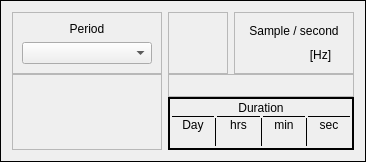
Qt form settingTimeScaleFactor.ui (coucou1121/Datalogger) before a commit.
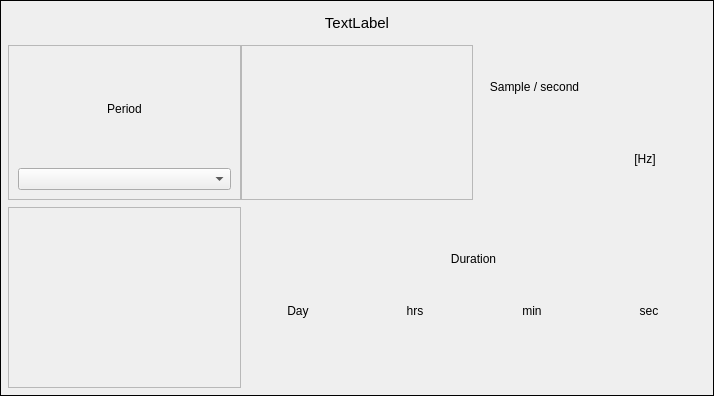
The same form after that commit. Icons and pictures are not drawn.

Commit message: set menu trigger setting on setting menu

What changed in the file:
```diff
--- a/settingTimeScaleFactor.ui
+++ b/settingTimeScaleFactor.ui
@@ -6,8 +6,8 @@
    <rect>
     <x>0</x>
     <y>0</y>
-    <width>366</width>
-    <height>162</height>
+    <width>714</width>
+    <height>396</height>
    </rect>
   </property>
   <property name="windowTitle">
@@ -17,11 +17,59 @@
    <enum>QFrame::Box</enum>
   </property>
   <layout class="QGridLayout" name="gridLayout_2">
-   <property name="verticalSpacing">
+   <property name="leftMargin">
+    <number>7</number>
+   </property>
+   <property name="topMargin">
+    <number>7</number>
+   </property>
+   <property name="rightMargin">
+    <number>7</number>
+   </property>
+   <property name="bottomMargin">
+    <number>7</number>
+   </property>
+   <property name="horizontalSpacing">
     <number>0</number>
    </property>
-   <item row="0" column="0">
+   <property name="verticalSpacing">
+    <number>7</number>
+   </property>
+   <item row="0" column="0" colspan="3">
+    <widget class="QLabel" name="labelTitleTimeScallFactor">
+     <property name="sizePolicy">
+      <sizepolicy hsizetype="Preferred" vsizetype="Fixed">
+       <horstretch>0</horstretch>
+       <verstretch>0</verstretch>
+      </sizepolicy>
+     </property>
+     <property name="minimumSize">
+      <size>
+       <width>0</width>
+       <height>30</height>
+      </size>
+     </property>
+     <property name="font">
+      <font>
+       <pointsize>11</pointsize>
+      </font>
+     </property>
+     <property name="text">
+      <string>TextLabel</string>
+     </property>
+     <property name="alignment">
+      <set>Qt::AlignCenter</set>
+     </property>
+    </widget>
+   </item>
+   <item row="1" column="0">
     <widget class="QFrame" name="framePeriod">
+     <property name="sizePolicy">
+      <sizepolicy hsizetype="Preferred" vsizetype="Preferred">
+       <horstretch>0</horstretch>
+       <verstretch>0</verstretch>
+      </sizepolicy>
+     </property>
      <property name="frameShape">
       <enum>QFrame::StyledPanel</enum>
      </property>
@@ -45,10 +93,10 @@
      </layout>
     </widget>
    </item>
-   <item row="0" column="1">
+   <item row="1" column="1">
     <widget class="QFrame" name="frameMiddleTop">
      <property name="sizePolicy">
-      <sizepolicy hsizetype="Fixed" vsizetype="Preferred">
+      <sizepolicy hsizetype="Preferred" vsizetype="Preferred">
        <horstretch>0</horstretch>
        <verstretch>0</verstretch>
       </sizepolicy>
@@ -65,21 +113,102 @@
      <property name="frameShadow">
       <enum>QFrame::Raised</enum>
      </property>
+     <layout class="QGridLayout" name="gridLayout">
+      <property name="leftMargin">
+       <number>0</number>
+      </property>
+      <property name="topMargin">
+       <number>0</number>
+      </property>
+      <property name="rightMargin">
+       <number>0</number>
+      </property>
+      <property name="bottomMargin">
+       <number>0</number>
+      </property>
+      <property name="spacing">
+       <number>0</number>
+      </property>
+      <item row="0" column="0">
+       <widget class="QLabel" name="labelMiddleTot">
+        <property name="sizePolicy">
+         <sizepolicy hsizetype="Fixed" vsizetype="Fixed">
+          <horstretch>0</horstretch>
+          <verstretch>0</verstretch>
+         </sizepolicy>
+        </property>
+        <property name="text">
+         <string/>
+        </property>
+        <property name="pixmap">
+         <pixmap resource="images.qrc">:/images/RightFlow.png</pixmap>
+        </property>
+        <property name="scaledContents">
+         <bool>true</bool>
+        </property>
+        <property name="alignment">
+         <set>Qt::AlignCenter</set>
+        </property>
+       </widget>
+      </item>
+     </layout>
     </widget>
    </item>
-   <item row="2" column="1" colspan="2">
-    <widget class="QFrame" name="frameDuration">
-     <property name="frameShape">
-      <enum>QFrame::Box</enum>
+   <item row="1" column="2">
+    <widget class="QWidget" name="widgetSampleSecond" native="true">
+     <property name="styleSheet">
+      <string notr="true"/>
      </property>
-     <property name="frameShadow">
-      <enum>QFrame::Plain</enum>
-     </property>
-     <property name="lineWidth">
-      <number>2</number>
-     </property>
-     <property name="midLineWidth">
-      <number>0</number>
+     <layout class="QGridLayout" name="gridLayoutSampleSecond">
+      <item row="1" column="0">
+       <widget class="QLabel" name="labelFrequency">
+        <property name="styleSheet">
+         <string notr="true"/>
+        </property>
+        <property name="text">
+         <string/>
+        </property>
+       </widget>
+      </item>
+      <item row="1" column="1">
+       <widget class="QLabel" name="labelFrequencyUnit">
+        <property name="text">
+         <string>[Hz]</string>
+        </property>
+        <property name="alignment">
+         <set>Qt::AlignCenter</set>
+        </property>
+       </widget>
+      </item>
+      <item row="0" column="0">
+       <widget class="QLabel" name="labelTitleSampleSecond">
+        <property name="sizePolicy">
+         <sizepolicy hsizetype="Preferred" vsizetype="Preferred">
+          <horstretch>0</horstretch>
+          <verstretch>0</verstretch>
+         </sizepolicy>
+        </property>
+        <property name="text">
+         <string>Sample / second</string>
+        </property>
+        <property name="alignment">
+         <set>Qt::AlignCenter</set>
+        </property>
+       </widget>
+      </item>
+     </layout>
+     <zorder>labelTitleSampleSecond</zorder>
+     <zorder>labelFrequency</zorder>
+     <zorder>labelFrequencyUnit</zorder>
+    </widget>
+   </item>
+   <item row="3" column="1" colspan="2">
+    <widget class="QWidget" name="widgetDuration" native="true">
+     <property name="sizePolicy">
+      <sizepolicy hsizetype="Preferred" vsizetype="Preferred">
+       <horstretch>0</horstretch>
+       <verstretch>0</verstretch>
+      </sizepolicy>
      </property>
      <layout class="QGridLayout" name="gridLayoutDuration">
       <property name="leftMargin">
@@ -95,9 +224,9 @@
        <number>2</number>
       </property>
       <property name="spacing">
-       <number>0</number>
+       <number>7</number>
       </property>
-      <item row="3" column="6">
+      <item row="2" column="3">
        <widget class="QLabel" name="labelSec">
         <property name="text">
          <string/>
@@ -107,17 +236,7 @@
         </property>
        </widget>
       </item>
-      <item row="0" column="0" colspan="7">
-       <widget class="QLabel" name="labelTitleDuration">
-        <property name="text">
-         <string>Duration</string>
-        </property>
-        <property name="alignment">
-         <set>Qt::AlignCenter</set>
-        </property>
-       </widget>
-      </item>
-      <item row="3" column="2">
+      <item row="2" column="1">
        <widget class="QLabel" name="labelHrs">
         <property name="text">
          <string/>
@@ -127,7 +246,7 @@
         </property>
        </widget>
       </item>
-      <item row="3" column="0">
+      <item row="2" column="0">
        <widget class="QLabel" name="labelDay">
         <property name="text">
          <string/>
@@ -137,7 +256,7 @@
         </property>
        </widget>
       </item>
-      <item row="2" column="6">
+      <item row="1" column="3">
        <widget class="QLabel" name="labelTitleSec">
         <property name="text">
          <string>sec</string>
@@ -147,7 +266,7 @@
         </property>
        </widget>
       </item>
-      <item row="2" column="4">
+      <item row="1" column="2">
        <widget class="QLabel" name="labelTitleMin">
         <property name="text">
          <string>min</string>
@@ -157,17 +276,7 @@
         </property>
        </widget>
       </item>
-      <item row="3" column="5">
-       <widget class="Line" name="line_8">
-        <property name="frameShadow">
-         <enum>QFrame::Plain</enum>
-        </property>
-        <property name="orientation">
-         <enum>Qt::Vertical</enum>
-        </property>
-       </widget>
-      </item>
-      <item row="3" column="4">
+      <item row="2" column="2">
        <widget class="QLabel" name="labelMin">
         <property name="text">
          <string/>
@@ -177,47 +286,7 @@
         </property>
        </widget>
       </item>
-      <item row="1" column="6">
-       <widget class="Line" name="line_4">
-        <property name="frameShadow">
-         <enum>QFrame::Plain</enum>
-        </property>
-        <property name="orientation">
-         <enum>Qt::Horizontal</enum>
-        </property>
-       </widget>
-      </item>
-      <item row="1" column="2">
-       <widget class="Line" name="line_2">
-        <property name="frameShadow">
-         <enum>QFrame::Plain</enum>
-        </property>
-        <property name="orientation">
-         <enum>Qt::Horizontal</enum>
-        </property>
-       </widget>
-      </item>
-      <item row="1" column="4">
-       <widget class="Line" name="line_3">
-        <property name="frameShadow">
-         <enum>QFrame::Plain</enum>
-        </property>
-        <property name="orientation">
-         <enum>Qt::Horizontal</enum>
-        </property>
-       </widget>
-      </item>
       <item row="1" column="0">
-       <widget class="Line" name="line">
-        <property name="frameShadow">
-         <enum>QFrame::Plain</enum>
-        </property>
-        <property name="orientation">
-         <enum>Qt::Horizontal</enum>
-        </property>
-       </widget>
-      </item>
-      <item row="2" column="0">
        <widget class="QLabel" name="labelTitleDay">
         <property name="midLineWidth">
          <number>0</number>
@@ -230,17 +299,17 @@
         </property>
        </widget>
       </item>
-      <item row="2" column="1">
-       <widget class="Line" name="line_6">
-        <property name="frameShadow">
-         <enum>QFrame::Plain</enum>
+      <item row="0" column="0" colspan="4">
+       <widget class="QLabel" name="labelTitleDuration">
+        <property name="text">
+         <string>Duration</string>
         </property>
-        <property name="orientation">
-         <enum>Qt::Vertical</enum>
+        <property name="alignment">
+         <set>Qt::AlignCenter</set>
         </property>
        </widget>
       </item>
-      <item row="2" column="2">
+      <item row="1" column="1">
        <widget class="QLabel" name="labelTitleHrs">
         <property name="text">
          <string>hrs</string>
@@ -250,105 +319,29 @@
         </property>
        </widget>
       </item>
-      <item row="3" column="1">
-       <widget class="Line" name="line_7">
-        <property name="frameShadow">
-         <enum>QFrame::Plain</enum>
-        </property>
-        <property name="orientation">
-         <enum>Qt::Vertical</enum>
-        </property>
-       </widget>
-      </item>
-      <item row="3" column="3">
-       <widget class="Line" name="line_5">
-        <property name="frameShadow">
-         <enum>QFrame::Plain</enum>
-        </property>
-        <property name="orientation">
-         <enum>Qt::Vertical</enum>
-        </property>
-       </widget>
-      </item>
-      <item row="2" column="5">
-       <widget class="Line" name="line_9">
-        <property name="frameShadow">
-         <enum>QFrame::Plain</enum>
-        </property>
-        <property name="orientation">
-         <enum>Qt::Vertical</enum>
-        </property>
-       </widget>
-      </item>
-      <item row="2" column="3">
-       <widget class="Line" name="line_10">
-        <property name="frameShadow">
-         <enum>QFrame::Plain</enum>
-        </property>
-        <property name="orientation">
-         <enum>Qt::Vertical</enum>
-        </property>
-       </widget>
-      </item>
      </layout>
     </widget>
    </item>
-   <item row="0" column="2">
-    <widget class="QFrame" name="frameSampleSecond">
-     <property name="frameShape">
-      <enum>QFrame::StyledPanel</enum>
+   <item row="2" column="1" colspan="2">
+    <widget class="QWidget" name="widget_2" native="true">
+     <property name="sizePolicy">
+      <sizepolicy hsizetype="Preferred" vsizetype="Fixed">
+       <horstretch>0</horstretch>
+       <verstretch>0</verstretch>
+      </sizepolicy>
      </property>
-     <property name="frameShadow">
-      <enum>QFrame::Raised</enum>
+     <property name="minimumSize">
+      <size>
+       <width>0</width>
+       <height>20</height>
+      </size>
      </property>
-     <layout class="QGridLayout" name="gridLayoutSampleSecond">
-      <item row="1" column="0">
-       <widget class="QLabel" name="labelFrequency">
-        <property name="text">
-         <string/>
-        </property>
-       </widget>
-      </item>
-      <item row="1" column="1">
-       <widget class="QLabel" name="labelFrequencyUnit">
-        <property name="text">
-         <string>[Hz]</string>
-        </property>
-        <property name="alignment">
-         <set>Qt::AlignCenter</set>
-        </property>
-       </widget>
-      </item>
-      <item row="0" column="0" colspan="2">
-       <widget class="QLabel" name="labelTitleSampleSecond">
-        <property name="text">
-         <string>Sample / second</string>
-        </property>
-        <property name="alignment">
-         <set>Qt::AlignCenter</set>
-        </property>
-       </widget>
-      </item>
-     </layout>
-     <zorder>labelTitleSampleSecond</zorder>
-     <zorder>labelFrequency</zorder>
-     <zorder>labelFrequencyUnit</zorder>
     </widget>
    </item>
-   <item row="1" column="1" colspan="2">
-    <widget class="QFrame" name="frame">
-     <property name="frameShape">
-      <enum>QFrame::StyledPanel</enum>
-     </property>
-     <property name="frameShadow">
-      <enum>QFrame::Raised</enum>
-     </property>
-    </widget>
-   </item>
-   <item row="1" column="0" rowspan="2">
+   <item row="2" column="0" rowspan="2">
     <widget class="QFrame" name="frameLeftBottom">
      <property name="sizePolicy">
-      <sizepolicy hsizetype="Fixed" vsizetype="Preferred">
+      <sizepolicy hsizetype="Preferred" vsizetype="Preferred">
        <horstretch>0</horstretch>
        <verstretch>0</verstretch>
       </sizepolicy>
@@ -365,6 +358,36 @@
      <property name="frameShadow">
       <enum>QFrame::Raised</enum>
      </property>
+     <layout class="QGridLayout" name="gridLayout_3">
+      <item row="0" column="0">
+       <widget class="QLabel" name="label">
+        <property name="sizePolicy">
+         <sizepolicy hsizetype="Fixed" vsizetype="Fixed">
+          <horstretch>0</horstretch>
+          <verstretch>0</verstretch>
+         </sizepolicy>
+        </property>
+        <property name="minimumSize">
+         <size>
+          <width>60</width>
+          <height>60</height>
+         </size>
+        </property>
+        <property name="text">
+         <string/>
+        </property>
+        <property name="pixmap">
+         <pixmap resource="images.qrc">:/images/RightAngleFlow.png</pixmap>
+        </property>
+        <property name="scaledContents">
+         <bool>true</bool>
+        </property>
+        <property name="alignment">
+         <set>Qt::AlignCenter</set>
+        </property>
+       </widget>
+      </item>
+     </layout>
     </widget>
    </item>
   </layout>
```
Left out of the diff: 11 changed lines with no effect on the pictures. The commit also changes 21 other files.
